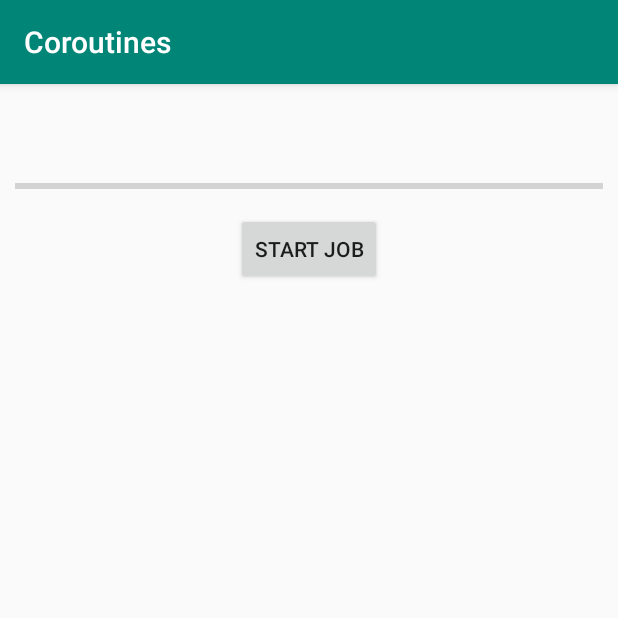
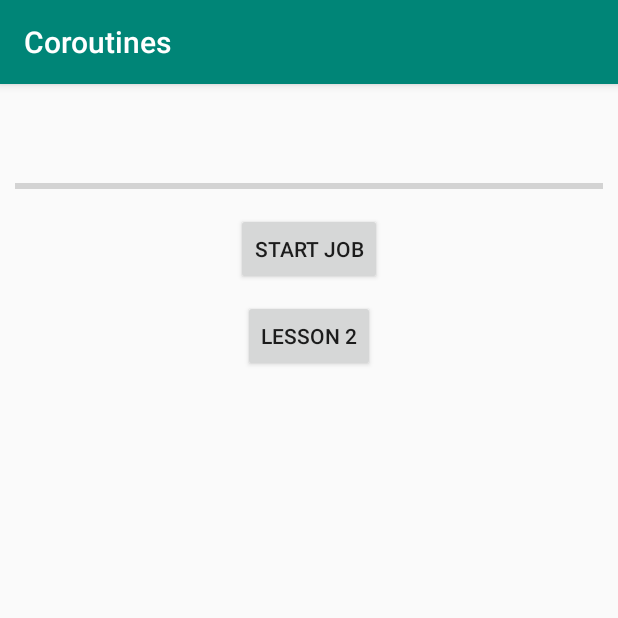
Before and after one commit to MkItSimple/Coroutines, an Android app: the screen it shows after launch (MainActivity), on a phone screen of 412 x 824 dp, the top half of it. Run offline under Robolectric (Android 15) with nearby library versions, the phone set to English and light mode, and no system bars.

Commit message:
Branch01_Working

```diff
--- a/app/build.gradle
+++ b/app/build.gradle
@@ -25,10 +25,11 @@ android {
 
 dependencies {
     implementation fileTree(dir: 'libs', include: ['*.jar'])
-    implementation"org.jetbrains.kotlin:kotlin-stdlib-jdk7:$kotlin_version"
+    implementation "org.jetbrains.kotlin:kotlin-stdlib-jdk7:$kotlin_version"
     implementation 'androidx.appcompat:appcompat:1.1.0'
     implementation 'androidx.core:core-ktx:1.2.0'
     implementation 'androidx.constraintlayout:constraintlayout:1.1.3'
+    implementation 'com.google.android.material:material:1.1.0'
     testImplementation 'junit:junit:4.13'
     androidTestImplementation 'androidx.test.ext:junit:1.1.1'
     androidTestImplementation 'androidx.test.espresso:espresso-core:3.2.0'
--- a/app/src/main/AndroidManifest.xml
+++ b/app/src/main/AndroidManifest.xml
@@ -9,6 +9,10 @@
         android:roundIcon="@mipmap/ic_launcher_round"
         android:supportsRtl="true"
         android:theme="@style/AppTheme">
+        <activity
+            android:name=".Lesson2"
+            android:label="@string/title_activity_lesson2"
+            android:theme="@style/AppTheme.NoActionBar"></activity>
         <activity android:name=".MainActivity">
             <intent-filter>
                 <action android:name="android.intent.action.MAIN" />
--- a/app/src/main/java/com/example/coroutines/MainActivity.kt
+++ b/app/src/main/java/com/example/coroutines/MainActivity.kt
@@ -1,5 +1,6 @@
 package com.example.coroutines
 
+import android.content.Intent
 import android.os.Bundle
 import android.util.Log
 import android.widget.ProgressBar
@@ -29,6 +30,11 @@ class MainActivity : AppCompatActivity() {
                 initjob()
             }
             job_progress_bar.startJobOrCancel(job)
+        }
+
+        job_button2.setOnClickListener {
+            intent = Intent(this, Lesson2::class.java)
+            startActivity(intent)
         }
     }
 
--- a/app/src/main/res/layout/activity_main.xml
+++ b/app/src/main/res/layout/activity_main.xml
@@ -35,6 +35,14 @@
             android:layout_marginTop="10dp"
             />
 
+        <Button
+            android:layout_width="wrap_content"
+            android:layout_height="wrap_content"
+            android:text="Lesson 2"
+            android:id="@+id/job_button2"
+            android:layout_marginTop="10dp"
+            />
+
         <TextView
             android:layout_width="wrap_content"
             android:layout_height="wrap_content"
--- /dev/null
+++ b/app/src/main/res/values/dimens.xml
@@ -0,0 +1,3 @@
+<resources>
+    <dimen name="fab_margin">16dp</dimen>
+</resources>
--- a/app/src/main/res/values/strings.xml
+++ b/app/src/main/res/values/strings.xml
@@ -1,3 +1,4 @@
 <resources>
     <string name="app_name">Coroutines</string>
+    <string name="title_activity_lesson2">Lesson2</string>
 </resources>
--- a/app/src/main/res/values/styles.xml
+++ b/app/src/main/res/values/styles.xml
@@ -8,4 +8,13 @@
         <item name="colorAccent">@color/colorAccent</item>
     </style>
 
+    <style name="AppTheme.NoActionBar">
+        <item name="windowActionBar">false</item>
+        <item name="windowNoTitle">true</item>
+    </style>
+
+    <style name="AppTheme.AppBarOverlay" parent="ThemeOverlay.AppCompat.Dark.ActionBar" />
+
+    <style name="AppTheme.PopupOverlay" parent="ThemeOverlay.AppCompat.Light" />
+
 </resources>
```
Also changed, not shown: app/src/main/java/com/example/coroutines/Lesson2.kt (added, +76 -0 lines), app/src/main/res/layout/activity_lesson2.xml (added, +32 -0 lines).
